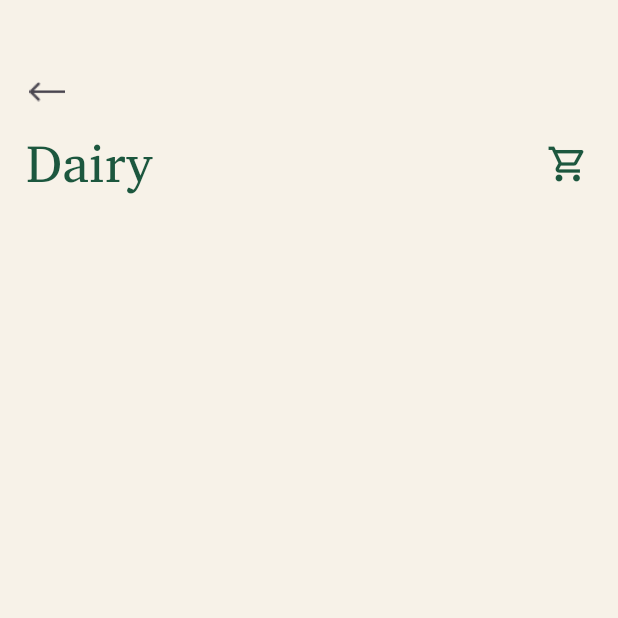
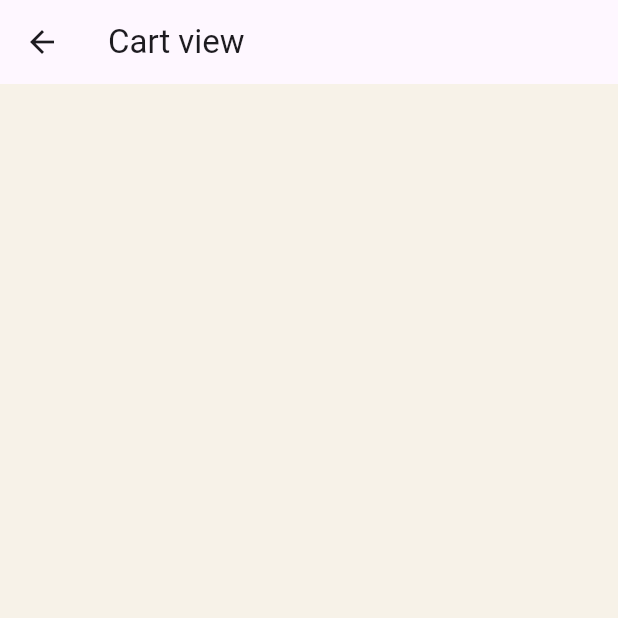
Before and after one commit to Seifmohsen11/Y_balash-graduation_progect-, a Flutter app: the DairyView screen opened directly, after a tap on the "shopping cart" icon, on a phone screen of 412 x 824 dp, the top half of it. Run offline on Flutter 3.47's test engine with Material 3 defaults, Android fonts, the phone set to English and light mode, and no system bars; our stand-ins replace curved_navigation_bar, device_preview, flutter_screenutil, pin_code_fields; network calls fail.

Commit message:
create grid view for categories

```diff
--- /dev/null
+++ b/lib/Features/home/presentation/views/cart_view.dart
@@ -0,0 +1,11 @@
+import 'package:flutter/material.dart';
+import 'package:y_balash/Features/home/presentation/views/widgets/cart_view_body.dart';
+
+class CartView extends StatelessWidget {
+  const CartView({super.key});
+
+  @override
+  Widget build(BuildContext context) {
+    return CartViewBody();
+  }
+}
--- a/lib/Features/home/presentation/views/widgets/app_bar_of_category_view.dart
+++ b/lib/Features/home/presentation/views/widgets/app_bar_of_category_view.dart
@@ -1,4 +1,5 @@
 import 'package:flutter/material.dart';
+import 'package:y_balash/Features/home/presentation/views/cart_view.dart';
 import 'package:y_balash/core/constants/constants.dart';
 
 class AppBarOfCategoryView extends StatelessWidget {
@@ -41,7 +42,12 @@ class AppBarOfCategoryView extends StatelessWidget {
                 IconButton(
                     iconSize: 28,
                     color: kTextFieldAndButtomColor,
-                    onPressed: () {},
+                    onPressed: () {
+                      Navigator.push(context,
+                          MaterialPageRoute(builder: (context) {
+                        return CartView();
+                      }));
+                    },
                     icon: const Icon(Icons.shopping_cart_outlined))
               ],
             ),
--- /dev/null
+++ b/lib/Features/home/presentation/views/widgets/cart_view_body.dart
@@ -0,0 +1,14 @@
+import 'package:flutter/material.dart';
+import 'package:y_balash/core/constants/constants.dart';
+
+class CartViewBody extends StatelessWidget {
+  const CartViewBody({super.key});
+
+  @override
+  Widget build(BuildContext context) {
+    return Scaffold(
+      backgroundColor: kPrimaryColor,
+      appBar: AppBar(title: Text('Cart view')),
+    );
+  }
+}
--- a/lib/Features/home/presentation/views/widgets/dairy_view.dart
+++ b/lib/Features/home/presentation/views/widgets/dairy_view.dart
@@ -1,5 +1,6 @@
 import 'package:flutter/material.dart';
 import 'package:y_balash/Features/home/presentation/views/widgets/app_bar_of_category_view.dart';
+import 'package:y_balash/Features/home/presentation/views/widgets/grid_view_of_products.dart';
 import 'package:y_balash/core/constants/constants.dart';
 
 class DairyView extends StatelessWidget {
@@ -7,13 +8,25 @@ class DairyView extends StatelessWidget {
 
   @override
   Widget build(BuildContext context) {
-    return const Scaffold(
+    double screenWidth = MediaQuery.of(context).size.width;
+    double screenHeight = MediaQuery.of(context).size.height;
+
+    return Scaffold(
       backgroundColor: kPrimaryColor,
       body: Column(
         children: [
-          AppBarOfCategoryView(
+          const AppBarOfCategoryView(
             title: 'Dairy',
-          )
+          ),
+          GridViewOfProducts(
+            screenWidth: screenWidth,
+            screenHeight: screenHeight,
+            image:
+                'https://encrypted-tbn0.gstatic.com/images?q=tbn:ANd9GcSdLYLrpcL-2TKZDY0eljDthboDPMytCCRgVg&s',
+            title: 'bottel of milk',
+            description: '1000 ml',
+            price: '4.99',
+          ),
         ],
       ),
     );
--- /dev/null
+++ b/lib/Features/home/presentation/views/widgets/grid_view_of_products.dart
@@ -0,0 +1,49 @@
+import 'package:flutter/material.dart';
+import 'package:y_balash/Features/home/presentation/views/widgets/product_card.dart';
+
+class GridViewOfProducts extends StatelessWidget {
+  const GridViewOfProducts({
+    super.key,
+    required this.screenWidth,
+    required this.screenHeight,
+    required this.image,
+    required this.description,
+    required this.price,
+    required this.title,
+  });
+
+  final double screenWidth;
+  final double screenHeight;
+  final String image;
+  final String title;
+  final String description;
+  final String price;
+
+  @override
+  Widget build(BuildContext context) {
+    return Expanded(
+      child: Padding(
+        padding: EdgeInsets.only(left: screenWidth * (16 / 430)),
+        child: GridView.builder(
+          itemCount: 10,
+          gridDelegate: const SliverGridDelegateWithFixedCrossAxisCount(
+            crossAxisCount: 2,
+            crossAxisSpacing: 2,
+            mainAxisSpacing: 10,
+            mainAxisExtent: 240,
+          ),
+          itemBuilder: (BuildContext context, int index) {
+            return ProductCard(
+              screenWidth: screenWidth,
+              screenHeight: screenHeight,
+              image: image,
+              title: title,
+              description: description,
+              price: price,
+            );
+          },
+        ),
+      ),
+    );
+  }
+}
```
Also changed, not shown: assets/images/milk.png (added).
